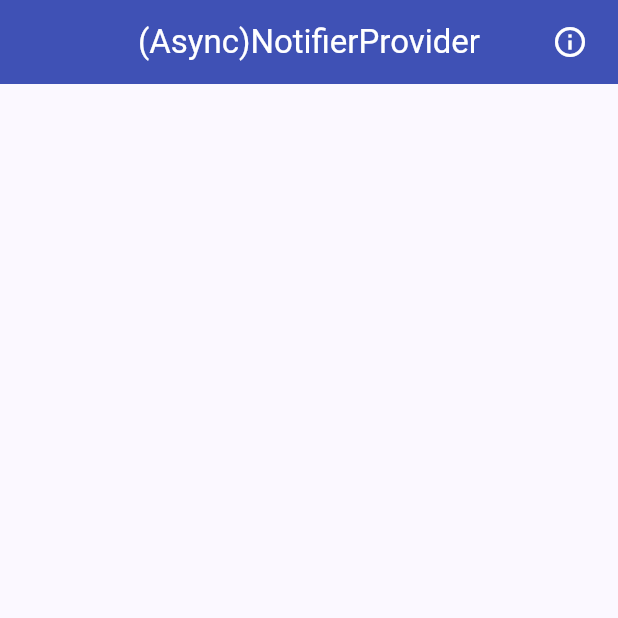
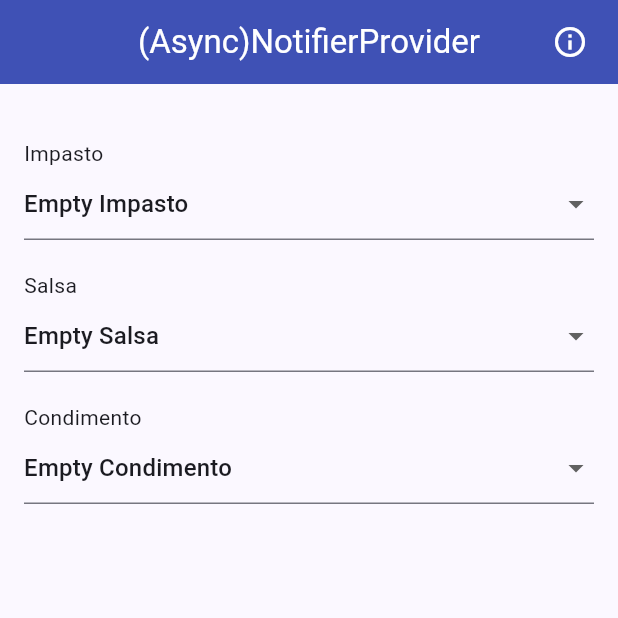
Before and after one commit to polilluminato/riverpod-zero-hero-flutter, a Flutter app: the NotifierPage screen opened by its route, on a phone screen of 412 x 824 dp, the top half of it. Run offline on Flutter 3.47's test engine with Material 3 defaults, Android fonts, the phone set to English and light mode, and no system bars; our stand-ins replace flutter_riverpod, go_router, riverpod_annotation, universal_platform; missing offline and left inert: window_manager; generated files the repository leaves out were written again.

Commit message:
feat: Add new NotifierProvider with example

```diff
--- a/lib/pages/notifier_page.dart
+++ b/lib/pages/notifier_page.dart
@@ -1,6 +1,7 @@
 import 'package:flutter/material.dart';
 import 'package:flutter_riverpod/flutter_riverpod.dart';
 import 'package:riverpod_zero_hero_thecmmbay/i10n/hardcoded_strings.dart';
+import 'package:riverpod_zero_hero_thecmmbay/provider/notifier_provider.dart';
 import 'package:riverpod_zero_hero_thecmmbay/utils/utils.dart';
 
 class NotifierPage extends ConsumerWidget {
@@ -8,6 +9,8 @@ class NotifierPage extends ConsumerWidget {
 
   @override
   Widget build(BuildContext context, WidgetRef ref) {
+    final myPizzaProvider = ref.watch(pizzaProvider);
+
     return Scaffold(
       appBar: AppBar(
         title: Text('(Async)NotifierProvider'.hardcoded),
@@ -23,7 +26,81 @@ class NotifierPage extends ConsumerWidget {
           ),
         ],
       ),
-      body: const SizedBox.shrink(),
+      body: Padding(
+        padding: const EdgeInsets.all(16),
+        child: Column(
+          crossAxisAlignment: CrossAxisAlignment.start,
+          children: [
+            Stack(
+              children: [
+                myPizzaProvider.linkImpasto == ""
+                    ? const SizedBox.shrink()
+                    : Image.asset(myPizzaProvider.linkImpasto),
+                myPizzaProvider.linkSalsa == ""
+                    ? const SizedBox.shrink()
+                    : Image.asset(myPizzaProvider.linkSalsa),
+                myPizzaProvider.linkCondimento == ""
+                    ? const SizedBox.shrink()
+                    : Image.asset(myPizzaProvider.linkCondimento),
+              ],
+            ),
+            gapH(20),
+            Text("Impasto".hardcoded),
+            DropdownButtonFormField(
+              value: impastoOptionList[0].link,
+              onChanged: (value) {
+                ref.read(pizzaProvider.notifier).changeImpasto(value!);
+              },
+              items: impastoOptionList
+                  .map(
+                    (singleDivider) => DropdownMenuItem(
+                      value: singleDivider.link,
+                      child: Text(
+                        singleDivider.name,
+                      ),
+                    ),
+                  )
+                  .toList(),
+            ),
+            gapH(20),
+            Text("Salsa".hardcoded),
+            DropdownButtonFormField(
+              value: salsaOptionList[0].link,
+              onChanged: (value) {
+                ref.read(pizzaProvider.notifier).changeSalsa(value!);
+              },
+              items: salsaOptionList
+                  .map(
+                    (singleDivider) => DropdownMenuItem(
+                      value: singleDivider.link,
+                      child: Text(
+                        singleDivider.name,
+                      ),
+                    ),
+                  )
+                  .toList(),
+            ),
+            gapH(20),
+            Text("Condimento".hardcoded),
+            DropdownButtonFormField(
+              value: condimentoOptionList[0].link,
+              onChanged: (value) {
+                ref.read(pizzaProvider.notifier).changeCondimento(value!);
+              },
+              items: condimentoOptionList
+                  .map(
+                    (singleDivider) => DropdownMenuItem(
+                      value: singleDivider.link,
+                      child: Text(
+                        singleDivider.name,
+                      ),
+                    ),
+                  )
+                  .toList(),
+            ),
+          ],
+        ),
+      ),
     );
   }
 }
--- a/lib/pages/state_provider_page.dart
+++ b/lib/pages/state_provider_page.dart
@@ -1,9 +1,8 @@
 import 'package:flutter/material.dart';
 import 'package:flutter_riverpod/flutter_riverpod.dart';
 import 'package:riverpod_zero_hero_thecmmbay/i10n/hardcoded_strings.dart';
+import 'package:riverpod_zero_hero_thecmmbay/provider/state_provider.dart';
 import 'package:riverpod_zero_hero_thecmmbay/utils/utils.dart';
-
-final indexTabProvider = StateProvider<int>((ref) => 0);
 
 class StateProviderPage extends ConsumerWidget {
   const StateProviderPage({super.key});
--- /dev/null
+++ b/lib/provider/notifier_provider.dart
@@ -0,0 +1,76 @@
+import 'package:riverpod_annotation/riverpod_annotation.dart';
+
+part 'notifier_provider.g.dart';
+
+class PizzaOption {
+  final String name;
+  final String link;
+
+  PizzaOption({required this.name, required this.link});
+}
+
+class MyPizza {
+  final String linkImpasto;
+  final String linkSalsa;
+  final String linkCondimento;
+
+  MyPizza({
+    required this.linkImpasto,
+    required this.linkSalsa,
+    required this.linkCondimento,
+  });
+
+  MyPizza copyWith({
+    String? linkImpasto,
+    String? linkSalsa,
+    String? linkCondimento,
+  }) {
+    return MyPizza(
+      linkImpasto: linkImpasto ?? this.linkImpasto,
+      linkSalsa: linkSalsa ?? this.linkSalsa,
+      linkCondimento: linkCondimento ?? this.linkCondimento,
+    );
+  }
+}
+
+List<PizzaOption> impastoOptionList = [
+  PizzaOption(name: "Empty Impasto", link: ""),
+  PizzaOption(name: "Classico", link: "assets/layer/impasto/classico.png"),
+  PizzaOption(name: "Integrale", link: "assets/layer/impasto/integrale.png"),
+  PizzaOption(name: "Farro", link: "assets/layer/impasto/farro.png"),
+];
+
+List<PizzaOption> salsaOptionList = [
+  PizzaOption(name: "Empty Salsa", link: ""),
+  PizzaOption(name: "Pomodoro", link: "assets/layer/salsa/pomodoro.png"),
+  PizzaOption(name: "Formaggio", link: "assets/layer/salsa/formaggio.png"),
+  PizzaOption(name: "Zucca", link: "assets/layer/salsa/zucca.png"),
+];
+
+List<PizzaOption> condimentoOptionList = [
+  PizzaOption(name: "Empty Condimento", link: ""),
+  PizzaOption(
+      name: "Mozzarella", link: "assets/layer/condimento/mozzarella.png"),
+  PizzaOption(name: "Patate", link: "assets/layer/condimento/patate.png"),
+  PizzaOption(name: "Peperoni", link: "assets/layer/condimento/peperoni.png"),
+];
+
+@riverpod
+class Pizza extends _$Pizza {
+  @override
+  MyPizza build() {
+    return MyPizza(linkCondimento: "", linkImpasto: "", linkSalsa: "");
+  }
+
+  void changeImpasto(String newImpastoLink) {
+    state = state.copyWith(linkImpasto: newImpastoLink);
+  }
+
+  void changeSalsa(String newSalsaLink) {
+    state = state.copyWith(linkSalsa: newSalsaLink);
+  }
+
+  void changeCondimento(String newCondimentoLink) {
+    state = state.copyWith(linkCondimento: newCondimentoLink);
+  }
+}
--- /dev/null
+++ b/lib/provider/state_provider.dart
@@ -0,0 +1,3 @@
+import 'package:flutter_riverpod/flutter_riverpod.dart';
+
+final indexTabProvider = StateProvider<int>((ref) => 0);
--- a/lib/utils/utils.dart
+++ b/lib/utils/utils.dart
@@ -1,4 +1,13 @@
+import 'package:flutter/material.dart';
 import 'package:url_launcher/url_launcher.dart';
+
+gapH(double height) => SizedBox(
+      height: height,
+    );
+
+gapW(double width) => SizedBox(
+      width: width,
+    );
 
 Future<void> goToUrl(String url) async {
   if (!await launchUrl(Uri.parse(url))) {
```
Also changed, not shown: pubspec.yaml (+7 -0 lines), assets/layer/condimento/mozzarella.png (added), assets/layer/condimento/patate.png (added), assets/layer/condimento/peperoni.png (added), assets/layer/impasto/classico.png (added), assets/layer/impasto/farro.png (added), assets/layer/impasto/integrale.png (added), assets/layer/salsa/formaggio.png (added), assets/layer/salsa/pomodoro.png (added), assets/layer/salsa/zucca.png (added), lib/provider/notifier_provider.g.dart (added), 1 other file.
